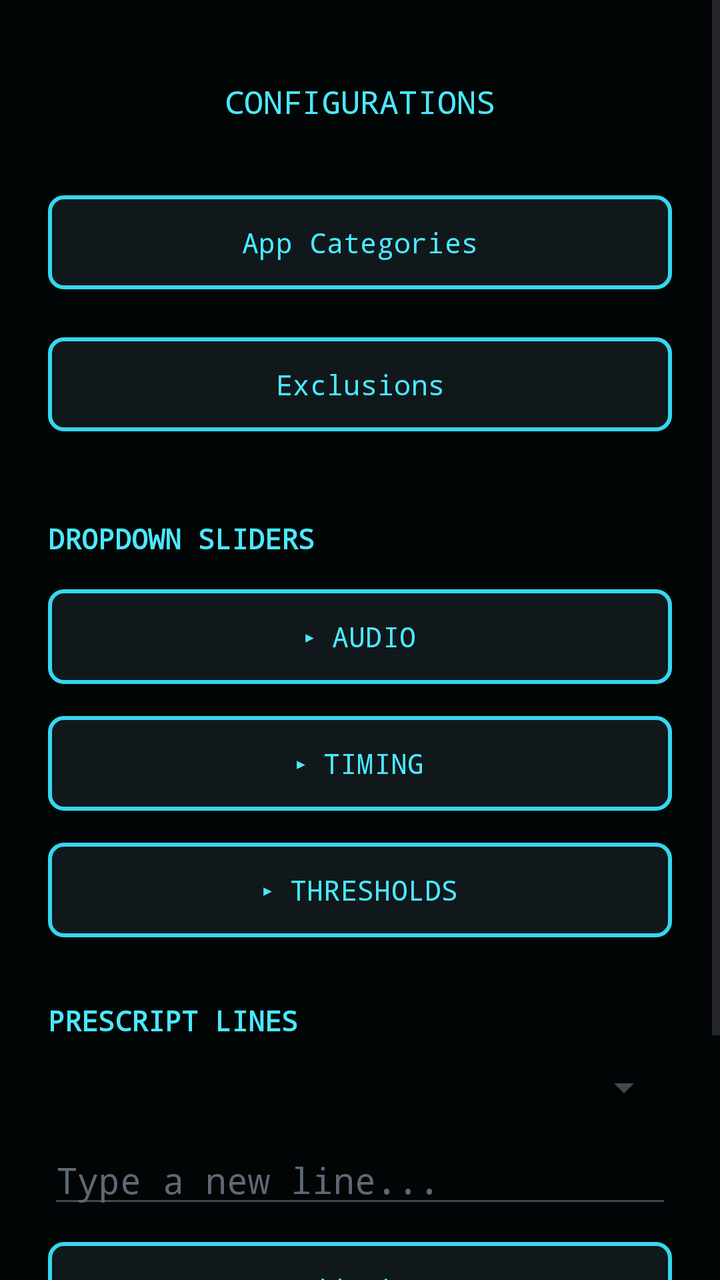
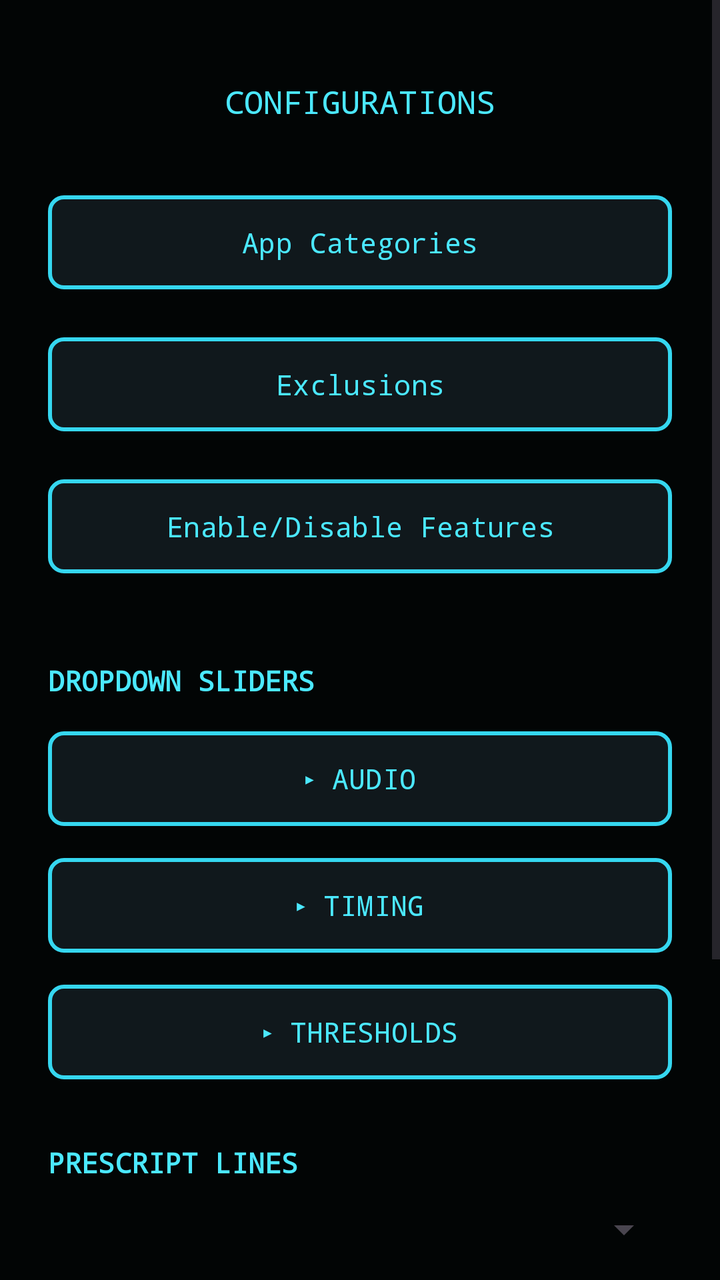

Two renders of the same Android screen: before a commit and after it. Below are the layout's source before the change and the commit's diff.
<!-- AndroidManifest.xml: application theme Theme.PrescriptBeeper -->
<!-- res/layout/activity_configurations.xml -->
<?xml version="1.0" encoding="utf-8"?>
<ScrollView xmlns:android="http://schemas.android.com/apk/res/android"
    android:layout_width="match_parent"
    android:layout_height="match_parent"
    android:fitsSystemWindows="true"
    android:background="#020505">

    <LinearLayout
        android:layout_width="match_parent"
        android:layout_height="wrap_content"
        android:orientation="vertical"
        android:gravity="center_horizontal"
        android:padding="24dp">

        <TextView
            android:layout_width="wrap_content"
            android:layout_height="wrap_content"
            android:text="CONFIGURATIONS"
            android:textColor="#4be8ff"
            android:textSize="16sp"
            android:fontFamily="monospace"
            android:layout_marginTop="16dp"
            android:layout_marginBottom="32dp" />

        <Button
            android:id="@+id/btnAppCategories"
            android:layout_width="match_parent"
            android:layout_height="wrap_content"
            android:text="App Categories"
            android:layout_marginBottom="16dp" />

        <Button
            android:id="@+id/btnExclusions"
            android:layout_width="match_parent"
            android:layout_height="wrap_content"
            android:text="Exclusions"
            android:layout_marginBottom="32dp" />

        <TextView
            android:layout_width="match_parent"
            android:layout_height="wrap_content"
            android:text="DROPDOWN SLIDERS"
            android:textColor="#4be8ff"
            android:textSize="14sp"
            android:textStyle="bold"
            android:fontFamily="monospace"
            android:layout_marginTop="8dp"
            android:layout_marginBottom="12dp" />

        <Button
            android:id="@+id/headerAudio"
            android:layout_width="match_parent"
            android:layout_height="wrap_content"
            android:text="▸ AUDIO"
            android:layout_marginBottom="8dp" />

        <LinearLayout
            android:id="@+id/audioContainer"
            android:layout_width="match_parent"
            android:layout_height="wrap_content"
            android:orientation="vertical"
            android:visibility="gone"
            android:layout_marginBottom="16dp">

            <TextView
                android:layout_width="match_parent"
                android:layout_height="wrap_content"
                android:text="Beep Volume"
                android:textColor="#4be8ff"
                android:textSize="12sp"
                android:fontFamily="monospace" />

            <TextView
                android:id="@+id/tvVolumeValue"
                android:layout_width="match_parent"
                android:layout_height="wrap_content"
                android:text="100%"
                android:textColor="#dff1ff"
                android:textSize="11sp"
                android:fontFamily="monospace"
                android:gravity="center"
                android:layout_marginBottom="4dp" />

            <SeekBar
                android:id="@+id/seekBarVolume"
                android:layout_width="match_parent"
                android:layout_height="wrap_content"
                android:max="100" />

        </LinearLayout>

        <Button
            android:id="@+id/headerTiming"
            android:layout_width="match_parent"
            android:layout_height="wrap_content"
            android:text="▸ TIMING"
            android:layout_marginBottom="8dp" />

        <LinearLayout
            android:id="@+id/timingContainer"
            android:layout_width="match_parent"
            android:layout_height="wrap_content"
            android:orientation="vertical"
            android:visibility="gone"
            android:layout_marginBottom="16dp">

            <TextView
                android:layout_width="match_parent"
                android:layout_height="wrap_content"
                android:text="Popup Duration"
                android:textColor="#4be8ff"
                android:textSize="12sp"
                android:fontFamily="monospace" />

            <TextView
                android:id="@+id/tvDurationValue"
                android:layout_width="match_parent"
                android:layout_height="wrap_content"
                android:text="5s"
                android:textColor="#dff1ff"
                android:textSize="11sp"
                android:fontFamily="monospace"
                android:gravity="center"
                android:layout_marginBottom="4dp" />

            <SeekBar
                android:id="@+id/seekBarDuration"
                android:layout_width="match_parent"
                android:layout_height="wrap_content"
                android:max="26" />

            <TextView
                android:layout_width="match_parent"
                android:layout_height="wrap_content"
                android:text="Per-App Cooldown"
                android:textColor="#4be8ff"
                android:textSize="12sp"
                android:fontFamily="monospace"
                android:layout_marginTop="24dp" />

            <TextView
                android:id="@+id/tvCooldownValue"
                android:layout_width="match_parent"
                android:layout_height="wrap_content"
                android:text="20s"
                android:textColor="#dff1ff"
                android:textSize="11sp"
                android:fontFamily="monospace"
                android:gravity="center"
                android:layout_marginBottom="4dp" />

            <SeekBar
                android:id="@+id/seekBarCooldown"
                android:layout_width="match_parent"
                android:layout_height="wrap_content"
                android:max="26" />

        </LinearLayout>

        <Button
            android:id="@+id/headerThresholds"
            android:layout_width="match_parent"
            android:layout_height="wrap_content"
            android:text="▸ THRESHOLDS"
            android:layout_marginBottom="8dp" />

        <LinearLayout
            android:id="@+id/thresholdsContainer"
            android:layout_width="match_parent"
            android:layout_height="wrap_content"
            android:orientation="vertical"
            android:visibility="gone"
            android:layout_marginBottom="16dp">

            <LinearLayout
                android:layout_width="match_parent"
                android:layout_height="wrap_content"
                android:orientation="horizontal">

                <LinearLayout
                    android:layout_width="0dp"
                    android:layout_height="wrap_content"
                    android:layout_weight="1"
                    android:orientation="vertical"
                    android:layout_marginEnd="12dp">

                    <TextView
                        android:layout_width="match_parent"
                        android:layout_height="wrap_content"
                        android:text="Battery Low"
                        android:textColor="#4be8ff"
                        android:textSize="12sp"
                        android:fontFamily="monospace" />

                    <TextView
                        android:id="@+id/tvBatteryThresholdValue"
                        android:layout_width="match_parent"
                        android:layout_height="wrap_content"
                        android:text="20%"
                        android:textColor="#dff1ff"
                        android:textSize="11sp"
                        android:fontFamily="monospace"
                        android:gravity="center"
                        android:layout_marginBottom="4dp" />

                    <SeekBar
                        android:id="@+id/seekBarBatteryThreshold"
                        android:layout_width="match_parent"
                        android:layout_height="wrap_content"
                        android:max="30" />

                </LinearLayout>

                <LinearLayout
                    android:layout_width="0dp"
                    android:layout_height="wrap_content"
                    android:layout_weight="1"
                    android:orientation="vertical">

                    <TextView
                        android:layout_width="match_parent"
                        android:layout_height="wrap_content"
                        android:text="Earbuds Low"
                        android:textColor="#4be8ff"
                        android:textSize="12sp"
                        android:fontFamily="monospace" />

                    <TextView
                        android:id="@+id/tvEarbudsThresholdValue"
                        android:layout_width="match_parent"
                        android:layout_height="wrap_content"
                        android:text="30%"
                        android:textColor="#dff1ff"
                        android:textSize="11sp"
                        android:fontFamily="monospace"
                        android:gravity="center"
                        android:layout_marginBottom="4dp" />

                    <SeekBar
                        android:id="@+id/seekBarEarbudsThreshold"
                        android:layout_width="match_parent"
                        android:layout_height="wrap_content"
                        android:max="30" />

                </LinearLayout>

            </LinearLayout>

            <TextView
                android:layout_width="match_parent"
                android:layout_height="wrap_content"
                android:text="Battery Restored Threshold"
                android:textColor="#4be8ff"
                android:textSize="12sp"
                android:fontFamily="monospace"
                android:layout_marginTop="24dp" />

            <TextView
                android:id="@+id/tvBatteryRestoredValue"
                android:layout_width="match_parent"
                android:layout_height="wrap_content"
                android:text="80%"
                android:textColor="#dff1ff"
                android:textSize="11sp"
                android:fontFamily="monospace"
                android:gravity="center"
                android:layout_marginBottom="4dp" />

            <SeekBar
                android:id="@+id/seekBarBatteryRestored"
                android:layout_width="match_parent"
                android:layout_height="wrap_content"
                android:max="50" />

        </LinearLayout>

        <TextView
            android:layout_width="match_parent"
            android:layout_height="wrap_content"
            android:text="PRESCRIPT LINES"
            android:textColor="#4be8ff"
            android:textSize="14sp"
            android:textStyle="bold"
            android:fontFamily="monospace"
            android:layout_marginTop="20dp"
            android:layout_marginBottom="12dp" />

        <Spinner
            android:id="@+id/spinnerCategory"
            android:layout_width="match_parent"
            android:layout_height="wrap_content"
            android:layout_marginBottom="12dp" />

        <EditText
            android:id="@+id/etNewLine"
            android:layout_width="match_parent"
            android:layout_height="wrap_content"
            android:hint="Type a new line..."
            android:textColor="#dff1ff"
            android:textColorHint="#5c6975"
            android:fontFamily="monospace"
            android:layout_marginBottom="8dp" />

        <Button
            android:id="@+id/btnAddLine"
            android:layout_width="match_parent"
            android:layout_height="wrap_content"
            android:text="Add Line"
            android:layout_marginBottom="24dp" />

        <Button
            android:id="@+id/btnRemoveDefaults"
            android:layout_width="match_parent"
            android:layout_height="wrap_content"
            android:text="Remove Default Lines"
            android:layout_marginBottom="16dp" />

        <LinearLayout
            android:id="@+id/customLinesContainer"
            android:layout_width="match_parent"
            android:layout_height="wrap_content"
            android:orientation="vertical" />

    </LinearLayout>

</ScrollView>
<!-- resources referenced by this layout -->
<resources>
  <style name="Theme.PrescriptBeeper" parent="Base.Theme.PrescriptBeeper">
          <item name="materialButtonStyle">@style/Widget.PrescriptBeeper.Button</item>
      </style>
  <style name="Base.Theme.PrescriptBeeper" parent="Theme.Material3.DayNight.NoActionBar">
          
      </style>
  <style name="Widget.PrescriptBeeper.Button" parent="Widget.Material3.Button.OutlinedButton">
          <item name="backgroundTint">#10181c</item>
          <item name="strokeColor">#35d7f0</item>
          <item name="strokeWidth">2dp</item>
          <item name="cornerRadius">8dp</item>
          <item name="android:textColor">#4be8ff</item>
          <item name="android:fontFamily">monospace</item>
          <item name="android:textAllCaps">false</item>
          <item name="android:paddingTop">14dp</item>
          <item name="android:paddingBottom">14dp</item>
      </style>
</resources>

<!-- the commit's change to res/layout/activity_configurations.xml (unified diff, before → after) -->
@@ -34,6 +34,13 @@
             android:layout_width="match_parent"
             android:layout_height="wrap_content"
             android:text="Exclusions"
+            android:layout_marginBottom="16dp" />
+
+        <Button
+            android:id="@+id/btnFeatureToggles"
+            android:layout_width="match_parent"
+            android:layout_height="wrap_content"
+            android:text="Enable/Disable Features"
             android:layout_marginBottom="32dp" />
 
         <TextView
@@ -308,19 +315,19 @@
             android:text="Add Line"
             android:layout_marginBottom="24dp" />
 
-        <Button
-            android:id="@+id/btnRemoveDefaults"
-            android:layout_width="match_parent"
-            android:layout_height="wrap_content"
-            android:text="Remove Default Lines"
-            android:layout_marginBottom="16dp" />
-
         <LinearLayout
             android:id="@+id/customLinesContainer"
             android:layout_width="match_parent"
             android:layout_height="wrap_content"
             android:orientation="vertical" />
 
+        <Button
+            android:id="@+id/btnRemoveDefaults"
+            android:layout_width="match_parent"
+            android:layout_height="wrap_content"
+            android:text="Remove Default Lines"
+            android:layout_marginTop="8dp" />
+
     </LinearLayout>
 
 </ScrollView>
